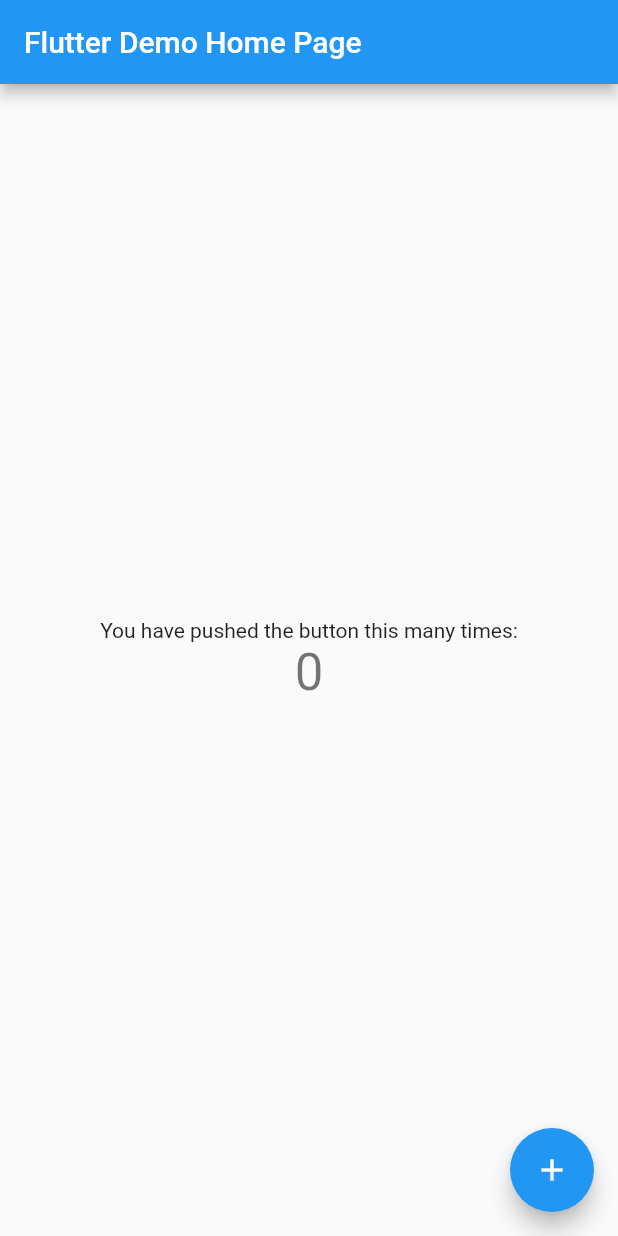
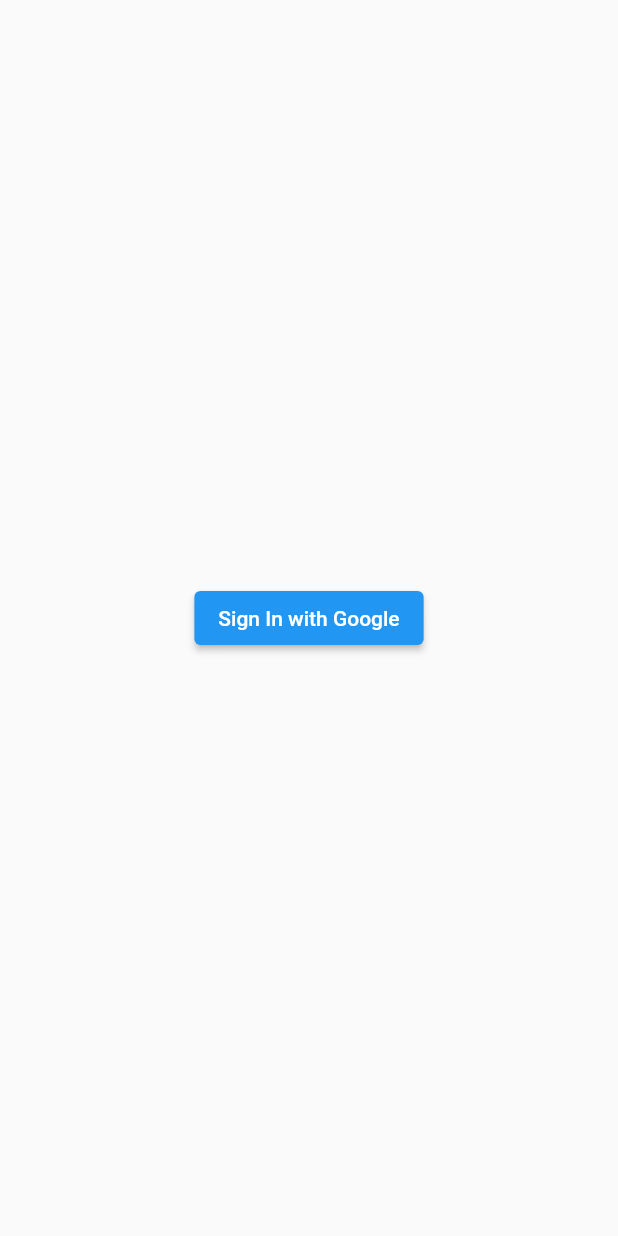
Before and after one commit to arpit-batra/Reeno, a Flutter app: the screen it shows after launch, on a phone screen of 412 x 824 dp. Run offline on Flutter 3.47's test engine with Material 2 defaults, Android fonts, the phone set to English and light mode, and no system bars; our stand-ins replace firebase_auth, firebase_core, google_sign_in; accounts and stored records are empty.

Commit message:
google login added

```diff
--- a/lib/main.dart
+++ b/lib/main.dart
@@ -1,11 +1,15 @@
 import 'package:flutter/material.dart';
+import 'package:firebase_core/firebase_core.dart';
+import 'package:reeno/screens/sign_in_screen.dart';
 
 void main() {
-  runApp(const MyApp());
+  WidgetsFlutterBinding.ensureInitialized();
+  runApp(MyApp());
 }
 
 class MyApp extends StatelessWidget {
-  const MyApp({Key? key}) : super(key: key);
+  final Future<FirebaseApp> _fbApp = Firebase.initializeApp();
+  MyApp({Key? key}) : super(key: key);
 
   // This widget is the root of your application.
   @override
@@ -24,92 +28,21 @@ class MyApp extends StatelessWidget {
         // is not restarted.
         primarySwatch: Colors.blue,
       ),
-      home: const MyHomePage(title: 'Flutter Demo Home Page'),
+      home: FutureBuilder(
+        future: _fbApp,
+        builder: (context, snapshot) {
+          if (snapshot.hasError) {
+            print('Unable to initialize firebaseApp');
+            return const Text('Unable to initialize firebaseApp');
+          } else if (snapshot.hasData) {
+            return SignInScreen();
+          } else {
+            return const Center(
+              child: CircularProgressIndicator(),
+            );
+          }
+        },
+      ),
     );
   }
 }
-
-class MyHomePage extends StatefulWidget {
-  const MyHomePage({Key? key, required this.title}) : super(key: key);
-
-  // This widget is the home page of your application. It is stateful, meaning
-  // that it has a State object (defined below) that contains fields that affect
-  // how it looks.
-
-  // This class is the configuration for the state. It holds the values (in this
-  // case the title) provided by the parent (in this case the App widget) and
-  // used by the build method of the State. Fields in a Widget subclass are
-  // always marked "final".
-
-  final String title;
-
-  @override
-  State<MyHomePage> createState() => _MyHomePageState();
-}
-
-class _MyHomePageState extends State<MyHomePage> {
-  int _counter = 0;
-
-  void _incrementCounter() {
-    setState(() {
-      // This call to setState tells the Flutter framework that something has
-      // changed in this State, which causes it to rerun the build method below
-      // so that the display can reflect the updated values. If we changed
-      // _counter without calling setState(), then the build method would not be
-      // called again, and so nothing would appear to happen.
-      _counter++;
-    });
-  }
-
-  @override
-  Widget build(BuildContext context) {
-    // This method is rerun every time setState is called, for instance as done
-    // by the _incrementCounter method above.
-    //
-    // The Flutter framework has been optimized to make rerunning build methods
-    // fast, so that you can just rebuild anything that needs updating rather
-    // than having to individually change instances of widgets.
-    return Scaffold(
-      appBar: AppBar(
-        // Here we take the value from the MyHomePage object that was created by
-        // the App.build method, and use it to set our appbar title.
-        title: Text(widget.title),
-      ),
-      body: Center(
-        // Center is a layout widget. It takes a single child and positions it
-        // in the middle of the parent.
-        child: Column(
-          // Column is also a layout widget. It takes a list of children and
-          // arranges them vertically. By default, it sizes itself to fit its
-          // children horizontally, and tries to be as tall as its parent.
-          //
-          // Invoke "debug painting" (press "p" in the console, choose the
-          // "Toggle Debug Paint" action from the Flutter Inspector in Android
-          // Studio, or the "Toggle Debug Paint" command in Visual Studio Code)
-          // to see the wireframe for each widget.
-          //
-          // Column has various properties to control how it sizes itself and
-          // how it positions its children. Here we use mainAxisAlignment to
-          // center the children vertically; the main axis here is the vertical
-          // axis because Columns are vertical (the cross axis would be
-          // horizontal).
-          mainAxisAlignment: MainAxisAlignment.center,
-          children: <Widget>[
-            const Text(
-              'You have pushed the button this many times:',
-            ),
-            Text(
-              '$_counter',
-              style: Theme.of(context).textTheme.headline4,
-            ),
-          ],
-        ),
-      ),
-      floatingActionButton: FloatingActionButton(
-        onPressed: _incrementCounter,
-        tooltip: 'Increment',
-        child: const Icon(Icons.add),
-      ), // This trailing comma makes auto-formatting nicer for build methods.
-    );
-  }
-}
--- /dev/null
+++ b/lib/screens/sign_in_screen.dart
@@ -0,0 +1,36 @@
+import 'package:flutter/material.dart';
+import 'package:google_sign_in/google_sign_in.dart';
+import 'package:firebase_auth/firebase_auth.dart';
+
+class SignInScreen extends StatelessWidget {
+  const SignInScreen({Key? key}) : super(key: key);
+
+  Future<UserCredential> signInWithGoogle() async {
+    // Trigger the authentication flow
+    final GoogleSignInAccount? googleUser = await GoogleSignIn().signIn();
+
+    // Obtain the auth details from the request
+    final GoogleSignInAuthentication? googleAuth =
+        await googleUser?.authentication;
+
+    // Create a new credential
+    final credential = GoogleAuthProvider.credential(
+      accessToken: googleAuth?.accessToken,
+      idToken: googleAuth?.idToken,
+    );
+
+    // Once signed in, return the UserCredential
+    return await FirebaseAuth.instance.signInWithCredential(credential);
+  }
+
+  @override
+  Widget build(BuildContext context) {
+    return Scaffold(
+      body: Center(
+        child: ElevatedButton(
+            onPressed: signInWithGoogle,
+            child: const Text('Sign In with Google')),
+      ),
+    );
+  }
+}
--- a/pubspec.yaml
+++ b/pubspec.yaml
@@ -29,6 +29,9 @@ environment:
 dependencies:
   flutter:
     sdk: flutter
+  firebase_auth: ^3.3.20
+  firebase_core: ^1.18.0
+  google_sign_in: ^5.3.3
 
 
   # The following adds the Cupertino Icons font to your application.
```
Also changed, not shown: pubspec.lock, 10 other files.
